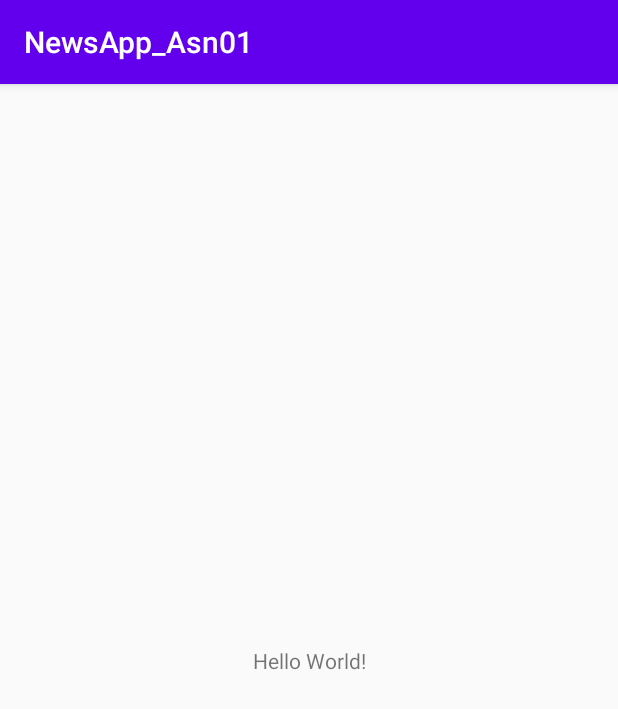
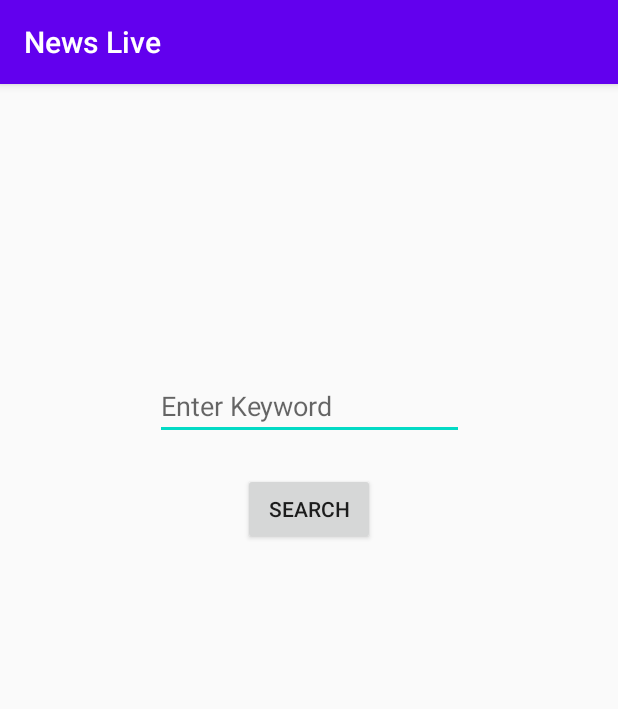
Before and after one commit to RiceDam/COMP3717_Asn01, an Android app: the screen it shows after launch (MainActivity), on a phone screen of 412 x 824 dp. Shown: the top 709 px of the screen. Run offline under Robolectric (Android 15) with nearby library versions, the phone set to English and light mode, and no system bars.

Commit message:
created main menu skeleton

```diff
--- a/app/src/main/res/layout/activity_main.xml
+++ b/app/src/main/res/layout/activity_main.xml
@@ -6,13 +6,47 @@
     android:layout_height="match_parent"
     tools:context=".MainActivity">
 
-    <TextView
+    <androidx.constraintlayout.widget.Guideline
+        android:id="@+id/vert25"
         android:layout_width="wrap_content"
         android:layout_height="wrap_content"
-        android:text="Hello World!"
-        app:layout_constraintBottom_toBottomOf="parent"
+        android:orientation="horizontal"
+        app:layout_constraintGuide_percent="0.25" />
+    <androidx.constraintlayout.widget.Guideline
+        android:id="@+id/vert40"
+        android:layout_width="wrap_content"
+        android:layout_height="wrap_content"
+        android:orientation="horizontal"
+        app:layout_constraintGuide_percent="0.40"/>
+    <androidx.constraintlayout.widget.Guideline
+        android:id="@+id/horz25"
+        android:layout_width="wrap_content"
+        android:layout_height="wrap_content"
+        android:orientation="vertical"
+        app:layout_constraintGuide_percent="0.25" />
+    <androidx.constraintlayout.widget.Guideline
+        android:id="@+id/horz75"
+        android:layout_width="wrap_content"
+        android:layout_height="wrap_content"
+        android:orientation="vertical"
+        app:layout_constraintGuide_percent="0.75" />
+
+    <EditText
+        android:layout_width="0dp"
+        android:layout_height="wrap_content"
+        android:autofillHints="@string/enter"
+        android:hint="@string/enter"
+        android:inputType="text"
+        app:layout_constraintLeft_toLeftOf="@id/horz25"
+        app:layout_constraintRight_toRightOf="@id/horz75"
+        app:layout_constraintTop_toTopOf="@id/vert25" />
+
+    <Button
+        android:layout_width="wrap_content"
+        android:layout_height="wrap_content"
+        android:text="@string/search"
         app:layout_constraintLeft_toLeftOf="parent"
         app:layout_constraintRight_toRightOf="parent"
-        app:layout_constraintTop_toTopOf="parent" />
+        app:layout_constraintBottom_toTopOf="@id/vert40"/>
 
 </androidx.constraintlayout.widget.ConstraintLayout>
--- a/app/src/main/res/values/strings.xml
+++ b/app/src/main/res/values/strings.xml
@@ -1,3 +1,5 @@
 <resources>
-    <string name="app_name">NewsApp_Asn01</string>
+    <string name="app_name">News Live</string>
+    <string name="enter">Enter Keyword</string>
+    <string name="search">Search</string>
 </resources>
```
